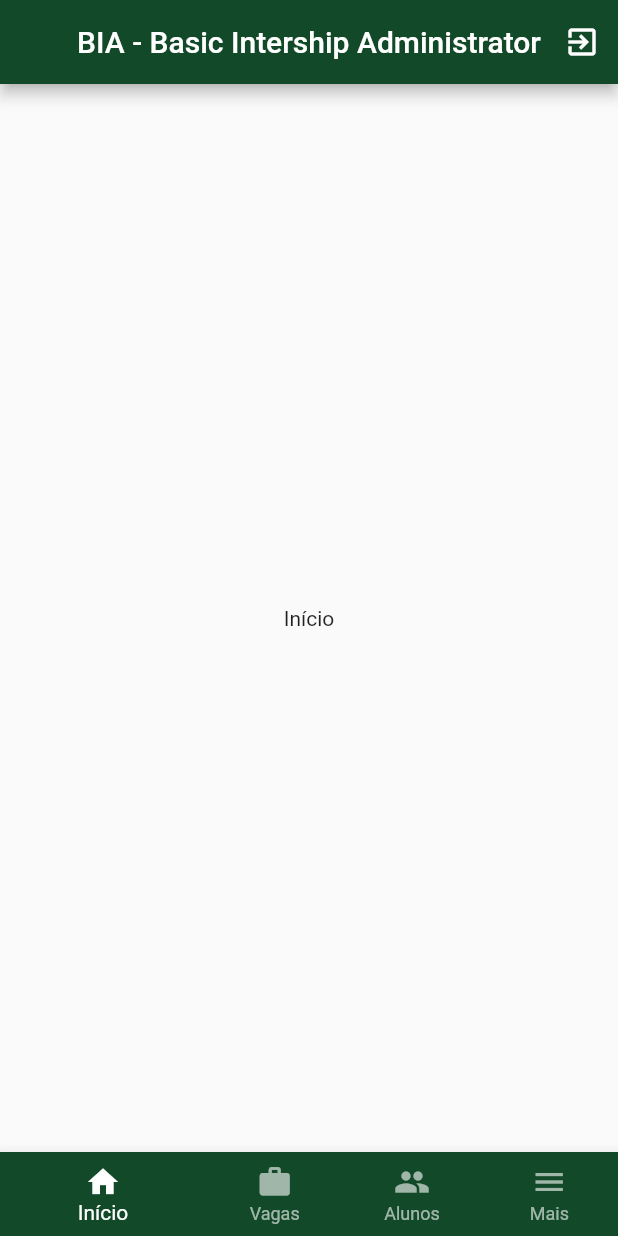
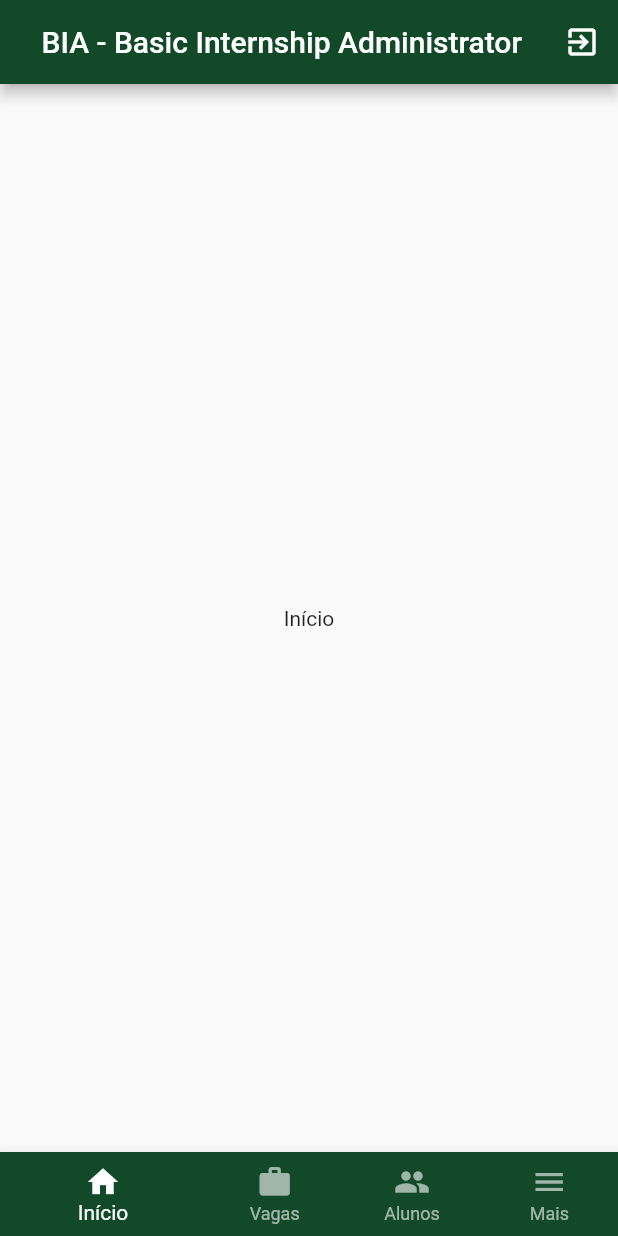
Before and after one commit to Itallo007/bia, a Flutter app: the screen it shows after launch, after a tap on "ENTRAR", on a phone screen of 412 x 824 dp. Run offline on Flutter 3.47's test engine with Material 2 defaults, Android fonts, the phone set to English and light mode, and no system bars; our stand-ins replace csv.

Commit message:
Alterações na logo, correção título dashboard

```diff
--- a/lib/dashboard/dashboard.dart
+++ b/lib/dashboard/dashboard.dart
@@ -27,7 +27,7 @@ class _DashboardState extends State<Dashboard> {
   Widget build(BuildContext context) {
     return Scaffold(
         appBar: AppBar(
-          title: Text("BIA - Basic Intership Administrator"),
+          title: Text("BIA - Basic Internship Administrator"),
           centerTitle: true,
           backgroundColor: Color.fromARGB(255, 18, 73, 41),
           actions: [
--- a/lib/login/login.dart
+++ b/lib/login/login.dart
@@ -20,7 +20,7 @@ class Login extends StatelessWidget {
             SizedBox(
               width: 300,
               height: 135,
-              child: Image.asset("imagens/bialogo.png"),
+              child: Image.asset("imagens/bia_logo.png"),
             ),
             SizedBox(
               height: 80,
@@ -32,7 +32,7 @@ class Login extends StatelessWidget {
                 filled: true,
                 border: OutlineInputBorder(
                   borderSide: const BorderSide(color: Color.fromARGB(148, 154, 194, 150), width: 2.0),
-                  borderRadius: BorderRadius.circular(30.0),
+                  borderRadius: BorderRadius.circular(20.0),
                 ),
                 labelText: "E-mail",
                 labelStyle: TextStyle(
@@ -56,7 +56,7 @@ class Login extends StatelessWidget {
                   filled: true,
                   border: OutlineInputBorder(
                     borderSide: const BorderSide(color: Color.fromARGB(148, 154, 194, 150), width: 2.0),
-                    borderRadius: BorderRadius.circular(30.0),
+                    borderRadius: BorderRadius.circular(20.0),
                   ),
                   labelText: "Senha",
                   labelStyle: TextStyle(
--- a/pubspec.yaml
+++ b/pubspec.yaml
@@ -60,7 +60,7 @@ flutter:
   uses-material-design: true
 
   assets:
-    - imagens/bialogo.png
+    - imagens/bia_logo.png
 
   # To add assets to your application, add an assets section, like this:
   # assets:
```
Also changed, not shown: imagens/bia_logo.png (added), imagens/bialogo.png (deleted).
